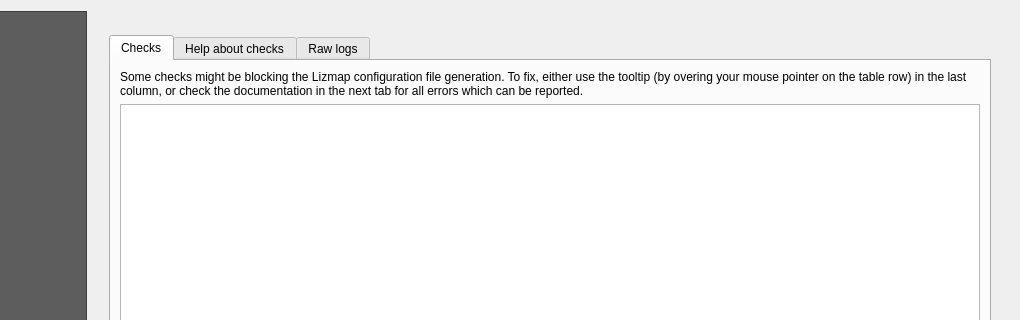
First picture: the form in lizmap/resources/ui/ui_lizmap.ui, repository 3liz/lizmap-plugin, before the edit; both pictures show x 180 to 1200 and y 0 to 320 of the 1200 by 900 pixel window.
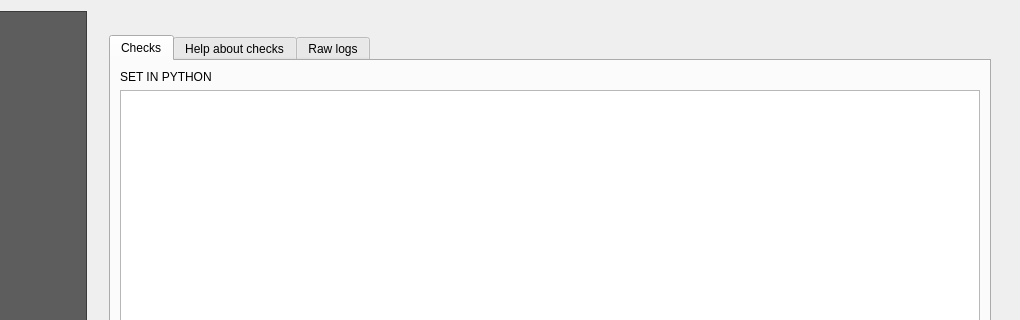
Second picture: the form after the edit. The open tabs and pages were chosen to show the change. Custom widgets are drawn as their Qt base class.

The edit to the form file:
```diff
--- a/lizmap/resources/ui/ui_lizmap.ui
+++ b/lizmap/resources/ui/ui_lizmap.ui
@@ -4658,7 +4658,7 @@
                <item>
                 <widget class="QLabel" name="label_85">
                  <property name="text">
-                  <string>Some checks might be blocking the Lizmap configuration file generation. To fix, either use the tooltip (by overing your mouse pointer on the table row) in the last column, or check the documentation in the next tab for all errors which can be reported.</string>
+                  <string notr="true">SET IN PYTHON</string>
                  </property>
                  <property name="wordWrap">
                   <bool>true</bool>
```
Left out of the diff: 2 changed lines with no effect on the pictures.
